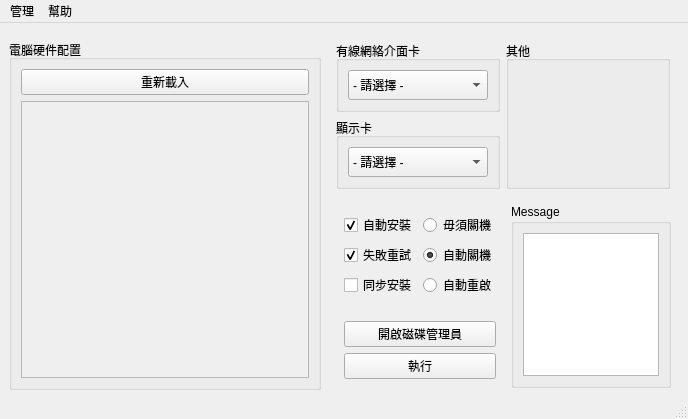
Before: the Qt Designer form src/ui/main.ui in SuperDumbTM/driver-box, drawn with Qt 5.
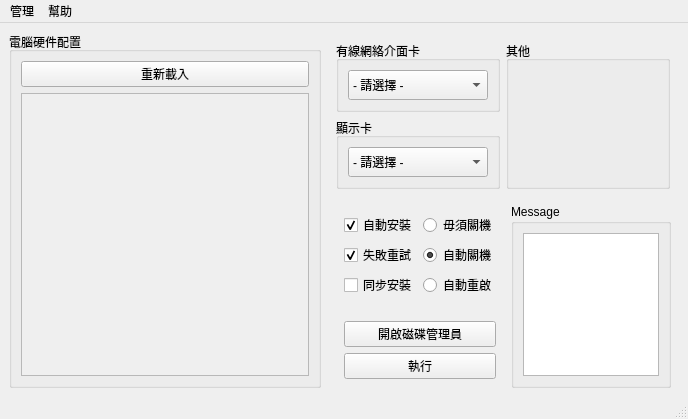
After: the same form once the commit is applied.

Commit message: refactor: update widget variable name

Diff of the .ui file:
```diff
--- a/src/ui/main.ui
+++ b/src/ui/main.ui
@@ -43,8 +43,11 @@
       </property>
       <item>
        <layout class="QVBoxLayout" name="right_vbox">
+        <property name="spacing">
+         <number>6</number>
+        </property>
         <property name="sizeConstraint">
-         <enum>QLayout::SetMinAndMaxSize</enum>
+         <enum>QLayout::SetDefaultConstraint</enum>
         </property>
         <property name="leftMargin">
          <number>0</number>
@@ -69,7 +72,7 @@
           <property name="maximumSize">
            <size>
             <width>16777215</width>
-            <height>340</height>
+            <height>16777215</height>
            </size>
           </property>
           <property name="title">
```
Left out of the diff: 4 changed lines with no effect on the pictures. The commit also changes 2 other files.
